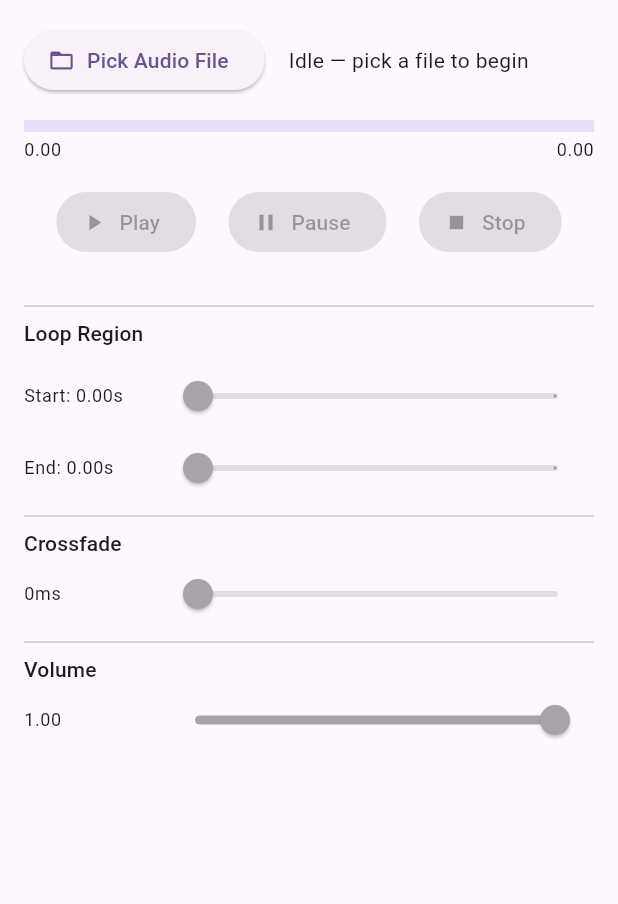
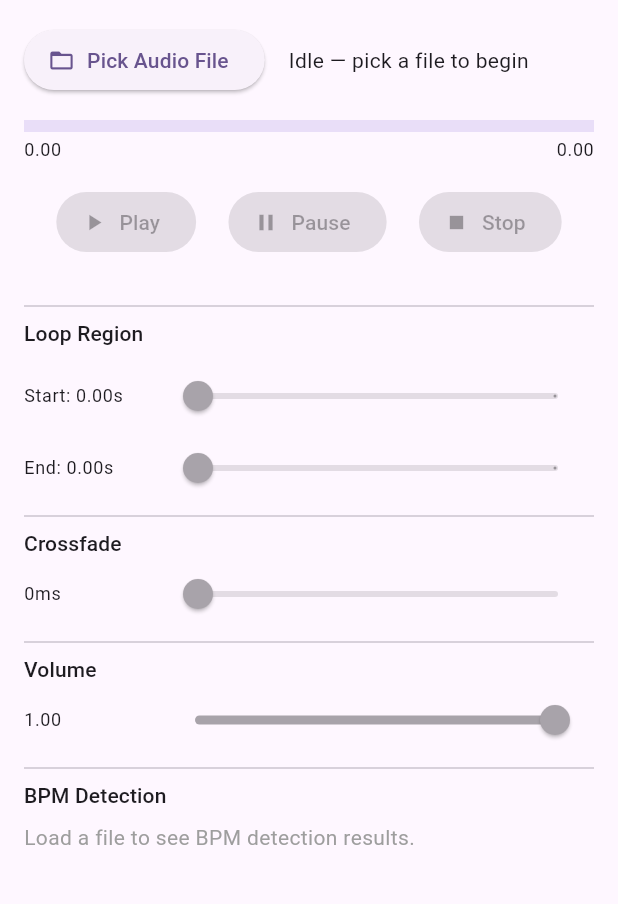
Before and after one commit to litcode-dev/flutter_gapless_loop, a Flutter app: the screen it shows after launch, on a phone screen of 412 x 824 dp, the part 84-988 px from its top. Run offline on Flutter 3.47's test engine with Material 3 defaults, Android fonts, the phone set to English and light mode, and no system bars; our stand-ins replace file_picker.

Commit message:
feat(example): display BPM detection results in demo app

```diff
--- a/example/lib/main.dart
+++ b/example/lib/main.dart
@@ -41,8 +41,11 @@ class _GaplessLoopScreenState extends State<GaplessLoopScreen> {
   double _crossfade = 0.0; // 0 to 0.5 seconds
   double _volume = 1.0;
 
+  BpmResult? _bpmResult;
+
   StreamSubscription<PlayerState>? _stateSub;
   StreamSubscription<String>? _errorSub;
+  StreamSubscription<BpmResult>? _bpmSub;
   Timer? _positionTimer;
 
   @override
@@ -50,12 +53,14 @@ class _GaplessLoopScreenState extends State<GaplessLoopScreen> {
     super.initState();
     _stateSub = _player.stateStream.listen(_onStateChange);
     _errorSub = _player.errorStream.listen(_onError);
+    _bpmSub   = _player.bpmStream.listen((r) => setState(() => _bpmResult = r));
   }
 
   @override
   void dispose() {
     _stateSub?.cancel();
     _errorSub?.cancel();
+    _bpmSub?.cancel();
     _positionTimer?.cancel();
     _player.dispose();
     super.dispose();
@@ -106,6 +111,7 @@ class _GaplessLoopScreenState extends State<GaplessLoopScreen> {
         _loopStart = 0.0;
         _loopEnd = _duration;
         _position = 0.0;
+        _bpmResult = null; // cleared until bpmStream fires
       });
     } catch (e) {
       _onError(e.toString());
@@ -181,9 +187,12 @@ class _GaplessLoopScreenState extends State<GaplessLoopScreen> {
 
   String _fmt(double secs) => secs.toStringAsFixed(2);
 
+
+
   @override
   Widget build(BuildContext context) {
     final progress = _duration > 0 ? (_position / _duration).clamp(0.0, 1.0) : 0.0;
+
 
     return Scaffold(
       appBar: AppBar(
@@ -356,9 +365,61 @@ class _GaplessLoopScreenState extends State<GaplessLoopScreen> {
                 ),
               ],
             ),
+
+            const Divider(),
+
+            // ── BPM Detection ──────────────────────────────────────
+            Text('BPM Detection', style: Theme.of(context).textTheme.titleSmall),
+            const SizedBox(height: 8),
+            _BpmCard(result: _bpmResult, isReady: _isReady),
           ],
         ),
       ),
     );
   }
 }
+
+class _BpmCard extends StatelessWidget {
+  const _BpmCard({required this.result, required this.isReady});
+
+  final BpmResult? result;
+  final bool isReady;
+
+  @override
+  Widget build(BuildContext context) {
+    if (!isReady) {
+      return const Text('Load a file to see BPM detection results.',
+          style: TextStyle(color: Colors.grey));
+    }
+    if (result == null) {
+      return const Row(
+        children: [
+          SizedBox(width: 16, height: 16, child: CircularProgressIndicator(strokeWidth: 2)),
+          SizedBox(width: 8),
+          Text('Detecting BPM...'),
+        ],
+      );
+    }
+    final r = result!;
+    if (r.bpm == 0.0) {
+      return const Text('No BPM detected (audio too short or silent).',
+          style: TextStyle(color: Colors.grey));
+    }
+    final confidencePct = (r.confidence * 100).toStringAsFixed(0);
+    return Column(
+      crossAxisAlignment: CrossAxisAlignment.start,
+      children: [
+        Text(
+          '${r.bpm.toStringAsFixed(1)} BPM',
+          style: Theme.of(context).textTheme.headlineMedium?.copyWith(
+                fontWeight: FontWeight.bold,
+                color: Theme.of(context).colorScheme.primary,
+              ),
+        ),
+        const SizedBox(height: 4),
+        Text('Confidence: $confidencePct%  ·  ${r.beats.length} beats detected',
+            style: Theme.of(context).textTheme.bodySmall),
+      ],
+    );
+  }
+}
```
